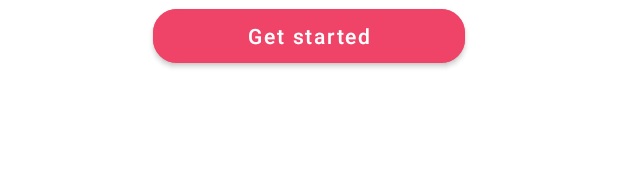
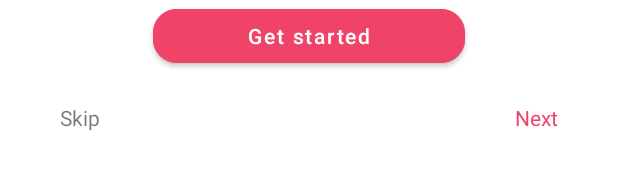
Before and after one commit to vikalinka/Unsplash, an Android app: the layout item_onboarding.xml on its own in the app's theme, with its tools: preview values and no code run, on a phone screen of 412 x 824 dp. Shown: the part 1020-1190 px from the top of the screen. Run offline under Robolectric (Android 15) with nearby library versions, the phone set to English and light mode, and no system bars.

Commit message:
layout optimized

```diff
--- a/app/src/main/res/layout/item_onboarding.xml
+++ b/app/src/main/res/layout/item_onboarding.xml
@@ -53,7 +53,6 @@
         android:text="@string/onboarding_get_started_button_text"
         android:textAllCaps="false"
         android:textSize="14sp"
-
         app:cornerRadius="16dp"
         app:layout_constraintBottom_toBottomOf="parent"
         app:layout_constraintEnd_toEndOf="parent"
@@ -68,7 +67,7 @@
         android:layout_marginBottom="48dp"
         android:text="@string/action_next"
         android:textColor="@color/custom_color_secondary"
-        android:visibility="gone"
+
         app:layout_constraintBottom_toBottomOf="parent"
         app:layout_constraintEnd_toEndOf="parent" />
 
@@ -79,7 +78,7 @@
         android:layout_marginStart="32dp"
         android:layout_marginBottom="48dp"
         android:text="@string/action_skip"
-        android:visibility="gone"
+
         app:layout_constraintBottom_toBottomOf="parent"
         app:layout_constraintStart_toStartOf="parent" />
 
```
Also changed, not shown: app/src/main/java/lt/vitalikas/unsplash/ui/onboarding_screen/OnboardingFragment.kt (+1 -13 lines), app/src/main/java/lt/vitalikas/unsplash/ui/onboarding_screen/OnboardingTransformer.kt (added, +21 -0 lines).
